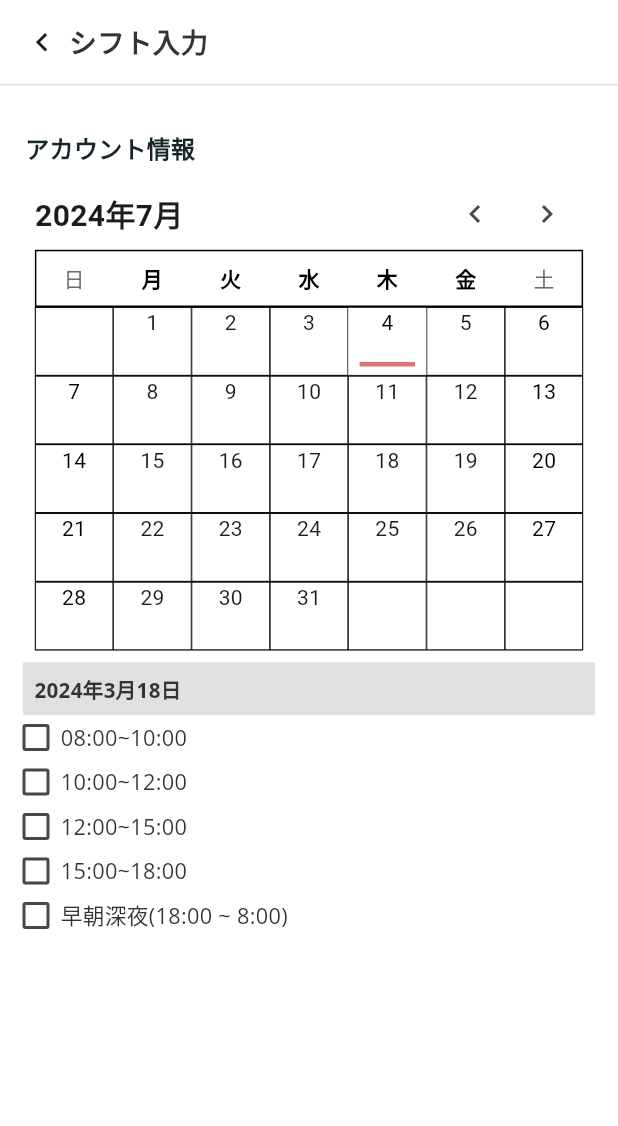
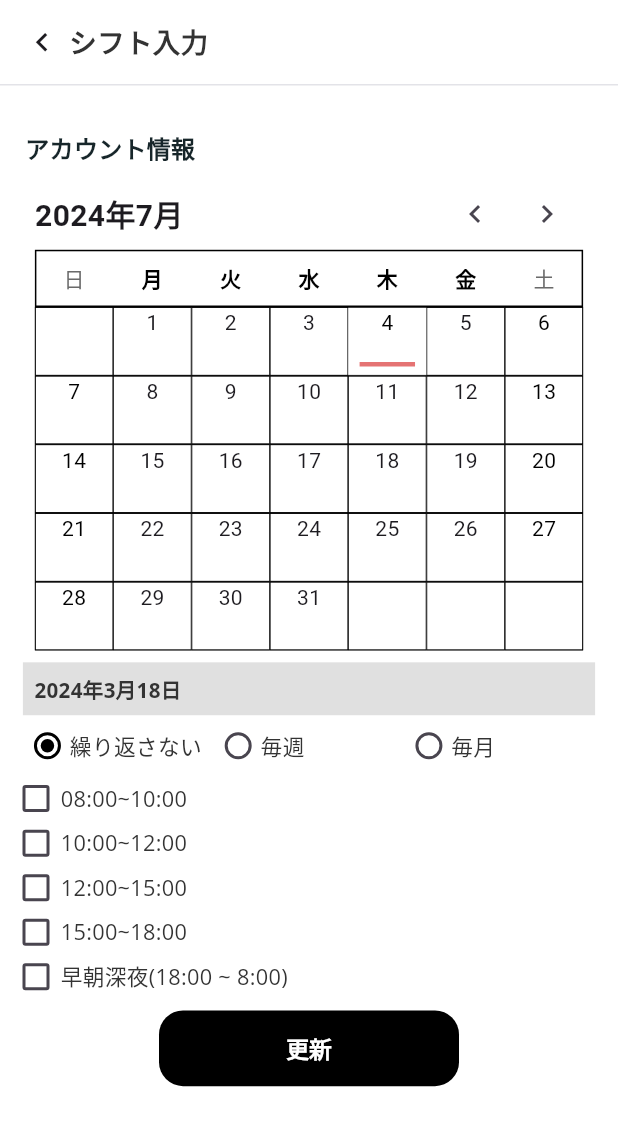
Before and after one commit to butterfly026/JP_Flutter, a Flutter app: the UserShiftPage screen opened by its route, on a phone screen of 412 x 824 dp. Shown: the top 1126 px of the screen. Run offline on Flutter 3.47's test engine with Material 3 defaults, Android fonts, the light colour scheme and no system bars; drawn by our look-alikes of oktoast, table_calendar; our stand-ins replace basic_utils, cached_network_image, device_info_plus, dio, event_bus, extended_image and 11 more; missing offline and left inert: android_id, encrypt, pointycastle, rsa_encrypt; accounts and stored records are empty.

Commit message:
update 2

```diff
--- a/lib/app/pages/account/shift_page.dart
+++ b/lib/app/pages/account/shift_page.dart
@@ -10,6 +10,7 @@ import 'package:fpg_flutter/public/widgets/button.dart';
 import 'package:fpg_flutter/public/widgets/calendar.dart';
 import 'package:fpg_flutter/public/widgets/checkbox_text.dart';
 import 'package:fpg_flutter/public/widgets/input.dart';
+import 'package:fpg_flutter/public/widgets/radio_button.dart';
 import 'package:fpg_flutter/public/widgets/text_info_title.dart';
 import 'package:fpg_flutter/public/widgets/top_labeled_textfield.dart';
 import 'package:fpg_flutter/utils/theme/app_theme.dart';
@@ -80,6 +81,15 @@ class _UserShiftPageState extends State<UserShiftPage>
                                     ))
                                   ],
                                 ),
+                                RadioButton(
+                                  options: [
+                                    {'label': '繰り返さない', 'value': 0},
+                                    {'label': '毎週', 'value': 1},
+                                    {'label': '毎月', 'value': 2},
+                                  ],
+                                  isVertical: false,
+                                  selectedValue: 0,
+                                ),
                                 CheckboxWithText(
                                     isChecked: false,
                                     label: '08:00~10:00',
@@ -100,6 +110,20 @@ class _UserShiftPageState extends State<UserShiftPage>
                                     isChecked: false,
                                     label: '早朝深夜(18:00 ~ 8:00)',
                                     textStyle: AppTheme.body2),
+                                SizedBox(height: Dimens.gap_dp10),
+                                Align(
+                                    alignment: Alignment.bottomCenter,
+                                    child: Padding(
+                                        padding: EdgeInsets.symmetric(
+                                            horizontal: Dimens.gap_dp60),
+                                        child: Button(
+                                          text: "更新",
+                                          onPressed: () {},
+                                          borderRadius: 16.0,
+                                          backgroundColor: Colors.black,
+                                          minWidth: 200.0,
+                                        ))),
+                                SizedBox(height: Dimens.gap_dp20)
                               ]))))
             ],
           )
--- a/lib/app/pages/cards/cards.dart
+++ b/lib/app/pages/cards/cards.dart
@@ -130,7 +130,7 @@ class _CardsPageState extends State<CardsPage> {
                                                   icon: Icon(
                                                       Icons.chevron_right,
                                                       size: Dimens.gap_dp16),
-                                                  onPressed: _gotoDetailPage,
+                                                  onPressed: (){},
                                                 ),
                                               ],
                                             ),
--- a/lib/public/config/dimens.dart
+++ b/lib/public/config/dimens.dart
@@ -28,6 +28,8 @@ class Dimens {
   static double get font_sp24 => ScreenUtil().setSp(24.0).toDouble();
 
   static double get font_sp28 => ScreenUtil().setSp(28.0).toDouble();
+
+  static double get font_sp34 => ScreenUtil().setSp(34.0).toDouble();
 
   static double get gap_dp1 => ScreenUtil().setWidth(1.0).toDouble();
 
--- a/lib/public/widgets/checkbox_text.dart
+++ b/lib/public/widgets/checkbox_text.dart
@@ -37,6 +37,7 @@ class _CheckboxWithTextState extends State<CheckboxWithText> {
             children:  <Widget>[
               Checkbox(
                 value: _isChecked,
+                activeColor: AppTheme.black,
                 visualDensity: VisualDensity(horizontal: -Dimens.gap_dp5, vertical: -Dimens.gap_dp6),
                 onChanged: (bool? value) {
                   setState(() {
--- a/lib/public/widgets/radio_button.dart
+++ b/lib/public/widgets/radio_button.dart
@@ -5,7 +5,14 @@ import 'package:fpg_flutter/utils/theme/app_theme.dart';
 class RadioButton extends StatefulWidget {
   final List<Map<String, dynamic>> options;
   final TextStyle? textStyle;
-  const RadioButton({Key? key, required this.options, this.textStyle})
+  final bool? isVertical;
+  final int? selectedValue;
+  const RadioButton(
+      {Key? key,
+      required this.options,
+      this.isVertical,
+      this.selectedValue,
+      this.textStyle})
       : super(key: key);
 
   @override
@@ -14,21 +21,30 @@ class RadioButton extends StatefulWidget {
 
 class _RadioButtonState extends State<RadioButton> {
   int? _selectedValue;
+  bool isVertical = true;
+  @override
+  void initState() {
+    super.initState();
+    isVertical = widget.isVertical ?? true;
+    _selectedValue = widget.selectedValue;
+  }
 
   @override
   Widget build(BuildContext context) {
+    if (isVertical) {
       return Column(
         children: widget.options.map((option) {
           return ListTile(
-          visualDensity:
-              VisualDensity(horizontal: -Dimens.gap_dp2, vertical: -Dimens.gap_dp5),
+            visualDensity: VisualDensity(
+                horizontal: -Dimens.gap_dp2, vertical: -Dimens.gap_dp5),
             horizontalTitleGap: Dimens.gap_dp2,
-          contentPadding: EdgeInsets.symmetric(horizontal: 0.0, vertical: 0.0),
-          title:
-              Text(option['label'], style: widget.textStyle ?? AppTheme.body2),
+            contentPadding:
+                EdgeInsets.symmetric(horizontal: 0.0, vertical: 0.0),
+            title: Text(option['label'],
+                style: widget.textStyle ?? AppTheme.body2),
             leading: Radio<int>(
               visualDensity: VisualDensity(
-                horizontal: -Dimens.gap_dp5, vertical: -Dimens.gap_dp6),
+                  horizontal: -Dimens.gap_dp5, vertical: -Dimens.gap_dp5),
               value: option['value'],
               groupValue: _selectedValue,
               onChanged: (int? value) {
@@ -37,8 +53,47 @@ class _RadioButtonState extends State<RadioButton> {
                 });
               },
             ),
+            onTap: () {
+              setState(() {
+                _selectedValue = option['value'];
+              });
+            },
+          );
+        }).toList(),
+      );
+    } else {
+      return Row(
+        children: widget.options.map((option) {
+          return Expanded(
+            child: ListTile(
+              visualDensity: VisualDensity(
+                  horizontal: -Dimens.gap_dp2, vertical: -Dimens.gap_dp5),
+              horizontalTitleGap: Dimens.gap_dp2,
+              contentPadding:
+                  EdgeInsets.symmetric(horizontal: 0.0, vertical: 0.0),
+              title: Text(option['label'],
+                  style: widget.textStyle ?? AppTheme.body2),
+              leading: Radio<int>(
+                visualDensity: VisualDensity(
+                    horizontal: -Dimens.gap_dp5, vertical: -Dimens.gap_dp5),
+                value: option['value'],
+                activeColor: AppTheme.black,
+                groupValue: _selectedValue,
+                onChanged: (int? value) {
+                  setState(() {
+                    _selectedValue = value;
+                  });
+                },
+              ),
+              onTap: () {
+                setState(() {
+                  _selectedValue = option['value'];
+                });
+              },
+            ),
           );
         }).toList(),
       );
     }
   }
+}
--- a/pubspec.yaml
+++ b/pubspec.yaml
@@ -60,6 +60,7 @@ dependencies:
   extended_image: ^8.2.1
   table_calendar: ^3.1.2
   intl: ^0.19.0
+  oktoast: ^3.4.0
 
 dev_dependencies:
   flutter_test:
```
Also changed, not shown: lib/app/pages/business/request_active_report.dart (+34 -10 lines), lib/app/pages/business/request_start_report.dart (+5 -3 lines), lib/main.dart (+5 -2 lines), lib/public/widgets/labeled_rich_text.dart (+40 -15 lines), pubspec.lock. Lines whose indentation alone changed are shown as unchanged.
